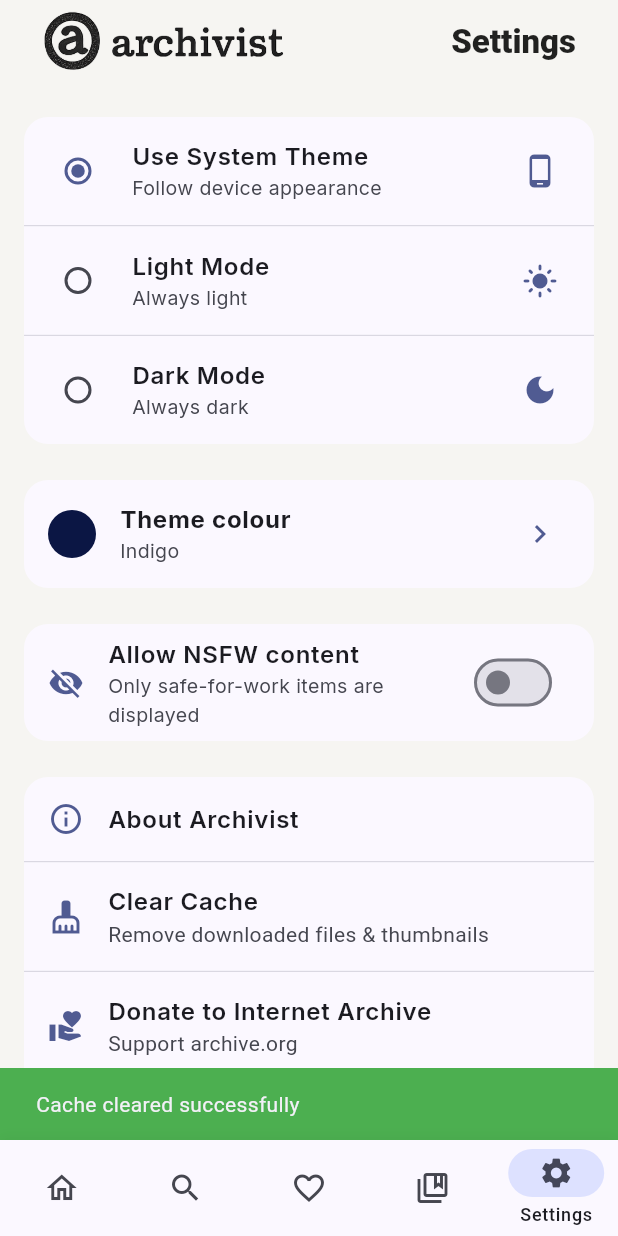
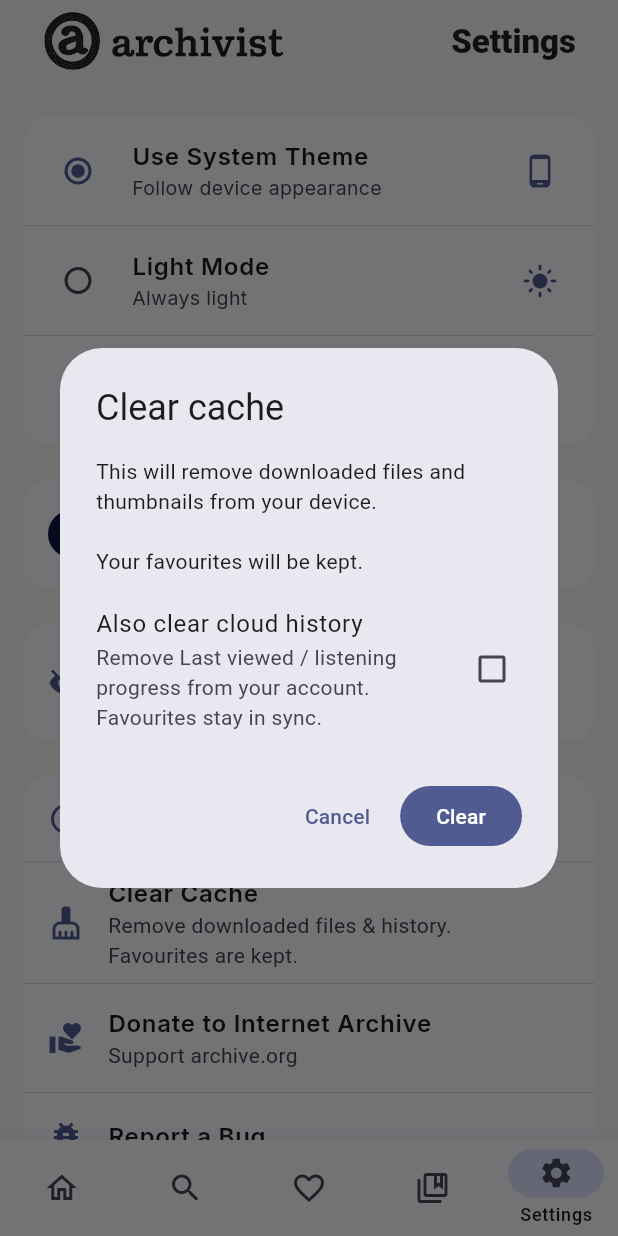
Before and after one commit to boblothian/archivist, a Flutter app: the screen it shows after launch, item 5 of the bottom bar chosen, after a tap on "Clear Cache", on a phone screen of 412 x 824 dp. Run offline on Flutter 3.47's test engine with Material 3 defaults, Android fonts, the phone set to English and light mode, and no system bars; our stand-ins replace cached_network_image, chewie, cloud_firestore, connectivity_plus, dio, fade_shimmer and 12 more; missing offline and left inert: android_intent_plus, audio_session, flutter_chrome_cast, flutter_pdfview, flutter_to_airplay, media_cast_dlna; accounts and stored records are empty; network calls fail.

Commit message:
audio player queue reset and alphabetise track bug fixed
cache clears now with cloud option too

```diff
--- a/lib/screens/home_page_screen.dart
+++ b/lib/screens/home_page_screen.dart
@@ -425,7 +425,7 @@
     return ValueListenableBuilder<int>(
       valueListenable: RecentProgressService.instance.version,
       builder: (context, _, __) {
-        final recent = RecentProgressService.instance.recent(limit: 30);
+        final recent = RecentProgressService.instance.recent(limit: 15);
 
         if (recent.isEmpty) {
           return Column(
@@ -1038,7 +1038,7 @@
 
   Future<List<CollectionRec>> _buildRecommendations() async {
     // 1) take recent items
-    final recent = RecentProgressService.instance.recent(limit: 60);
+    final recent = RecentProgressService.instance.recent(limit: 20);
     if (recent.isEmpty) return const <CollectionRec>[];
 
     // unique ids
--- a/lib/screens/settings_screen.dart
+++ b/lib/screens/settings_screen.dart
@@ -1,9 +1,14 @@
 // lib/screens/settings_screen.dart
+import 'dart:io';
+
 import 'package:flutter/material.dart';
 import 'package:google_fonts/google_fonts.dart';
+import 'package:path_provider/path_provider.dart';
 import 'package:url_launcher/url_launcher.dart';
 
 import '../services/app_preferences.dart';
+import '../services/cloud_sync_service.dart';
+import '../services/recent_progress_service.dart';
 import '../theme/app_colours.dart';
 import '../theme/theme_controller.dart';
 
@@ -137,7 +142,7 @@
 
           const SizedBox(height: 12),
 
-          // App Actions (unchanged)
+          // App Actions
           Card(
             child: Column(
               children: [
@@ -162,22 +167,18 @@
                       ),
                 ),
                 const Divider(height: 1),
+
+                // Clear Cache – now implemented with optional cloud
                 ListTile(
                   leading: const Icon(Icons.cleaning_services),
                   title: Text(
                     'Clear Cache',
                     style: GoogleFonts.inter(fontWeight: FontWeight.w600),
                   ),
-                  subtitle: const Text('Remove downloaded files & thumbnails'),
-                  onTap: () async {
-                    // TODO: hook up real cache-clearing logic.
-                    ScaffoldMessenger.of(context).showSnackBar(
-                      const SnackBar(
-                        content: Text('Cache cleared successfully'),
-                        backgroundColor: Colors.green,
-                      ),
-                    );
-                  },
+                  subtitle: const Text(
+                    'Remove downloaded files & history. Favourites are kept.',
+                  ),
+                  onTap: () => _confirmAndClearCache(context),
                 ),
                 const Divider(height: 1),
 
@@ -373,6 +374,125 @@
       },
     );
   }
+
+  // ─────────────────────────────────────────────────────────────────────
+  // CACHE CLEARING
+  // ─────────────────────────────────────────────────────────────────────
+
+  Future<void> _confirmAndClearCache(BuildContext context) async {
+    bool alsoCloud = false;
+
+    final confirmed = await showDialog<bool>(
+      context: context,
+      builder: (ctx) {
+        return StatefulBuilder(
+          builder: (ctx, setStateDialog) {
+            return AlertDialog(
+              title: const Text('Clear cache'),
+              content: Column(
+                mainAxisSize: MainAxisSize.min,
+                children: [
+                  const Text(
+                    'This will remove downloaded files and thumbnails from your device.\n\n'
+                    'Your favourites will be kept.',
+                  ),
+                  const SizedBox(height: 12),
+                  CheckboxListTile(
+                    contentPadding: EdgeInsets.zero,
+                    value: alsoCloud,
+                    onChanged:
+                        (v) => setStateDialog(() => alsoCloud = v ?? false),
+                    title: const Text('Also clear cloud history'),
+                    subtitle: const Text(
+                      'Remove Last viewed / listening progress from your account. '
+                      'Favourites stay in sync.',
+                    ),
+                  ),
+                ],
+              ),
+              actions: [
+                TextButton(
+                  onPressed: () => Navigator.of(ctx).pop(false),
+                  child: const Text('Cancel'),
+                ),
+                FilledButton(
+                  onPressed: () => Navigator.of(ctx).pop(true),
+                  child: const Text('Clear'),
+                ),
+              ],
+            );
+          },
+        );
+      },
+    );
+
+    if (confirmed != true) return;
+
+    await _clearDiskCache(context, alsoCloud: alsoCloud);
+  }
+
+  Future<void> _clearDiskCache(
+    BuildContext context, {
+    required bool alsoCloud,
+  }) async {
+    try {
+      // 1) Temporary directory (downloadWithCache, temp PDFs/CBZs, etc.)
+      final tempDir = await getTemporaryDirectory();
+      if (await tempDir.exists()) {
+        await tempDir.delete(recursive: true);
+      }
+
+      // 2) App-specific "archivist" documents directory (used for app cache)
+      final docsDir = await getApplicationDocumentsDirectory();
+      final appCacheDir = Directory('${docsDir.path}/archivist');
+      if (await appCacheDir.exists()) {
+        await appCacheDir.delete(recursive: true);
+      }
+
+      // 3) Optionally clear local + cloud history (but keep favourites)
+      if (alsoCloud) {
+        await _clearLocalAndCloudHistory();
+      }
+
+      if (!mounted) return;
+      ScaffoldMessenger.of(context).showSnackBar(
+        SnackBar(
+          content: Text(
+            alsoCloud
+                ? 'Cache and cloud history cleared (favourites kept)'
+                : 'Local cache cleared (favourites kept)',
+          ),
+          backgroundColor: Colors.green,
+        ),
+      );
+    } catch (e) {
+      if (!mounted) return;
+      ScaffoldMessenger.of(context).showSnackBar(
+        SnackBar(
+          content: Text('Failed to clear cache: $e'),
+          backgroundColor: Colors.red,
+        ),
+      );
+    }
+  }
+
+  /// Clear local "recent" entries and push an empty recentProgress to Firestore,
+  /// keeping favourites intact.
+  Future<void> _clearLocalAndCloudHistory() async {
+    final rsvc = RecentProgressService.instance;
+
+    // Clear local recent entries
+    final entries = rsvc.recent(limit: 9999);
+    for (final e in entries) {
+      final id = e['id'] as String?;
+      if (id == null || id.isEmpty) continue;
+      await rsvc.remove(id);
+    }
+
+    // Ask CloudSyncService to push updated local state to Firestore.
+    // Because local recent is now empty, remote `recentProgress` becomes empty too.
+    CloudSyncService.instance.schedulePush(immediate: true);
+  }
 }
 
 class _ThemeColorOption {
```
